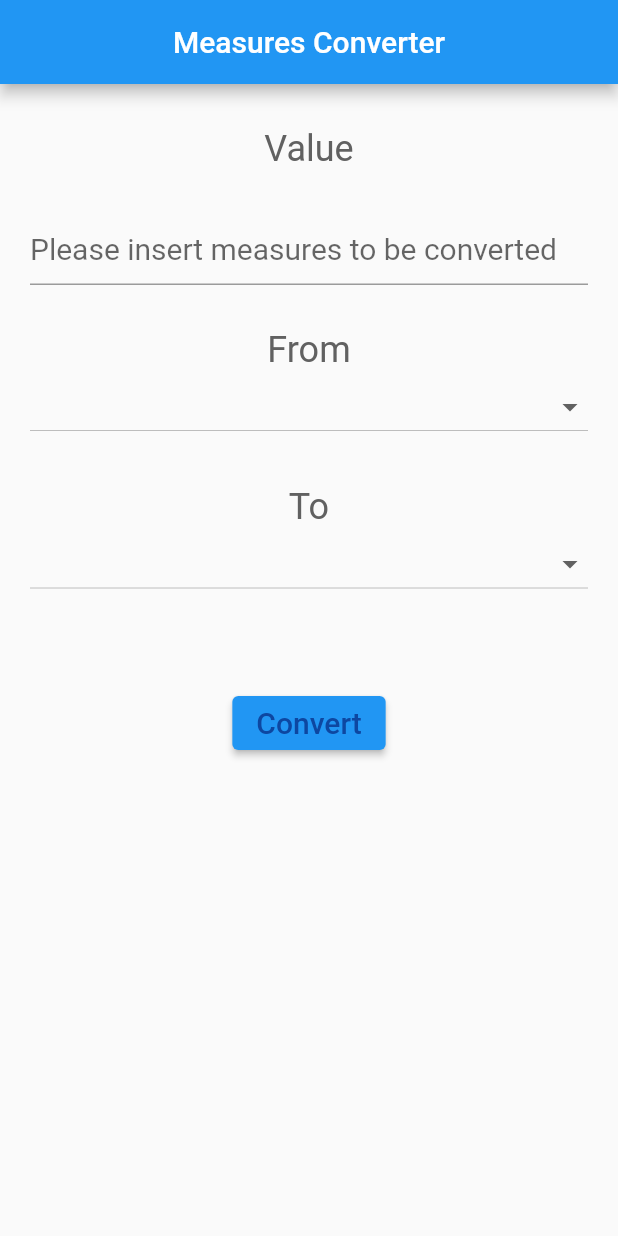
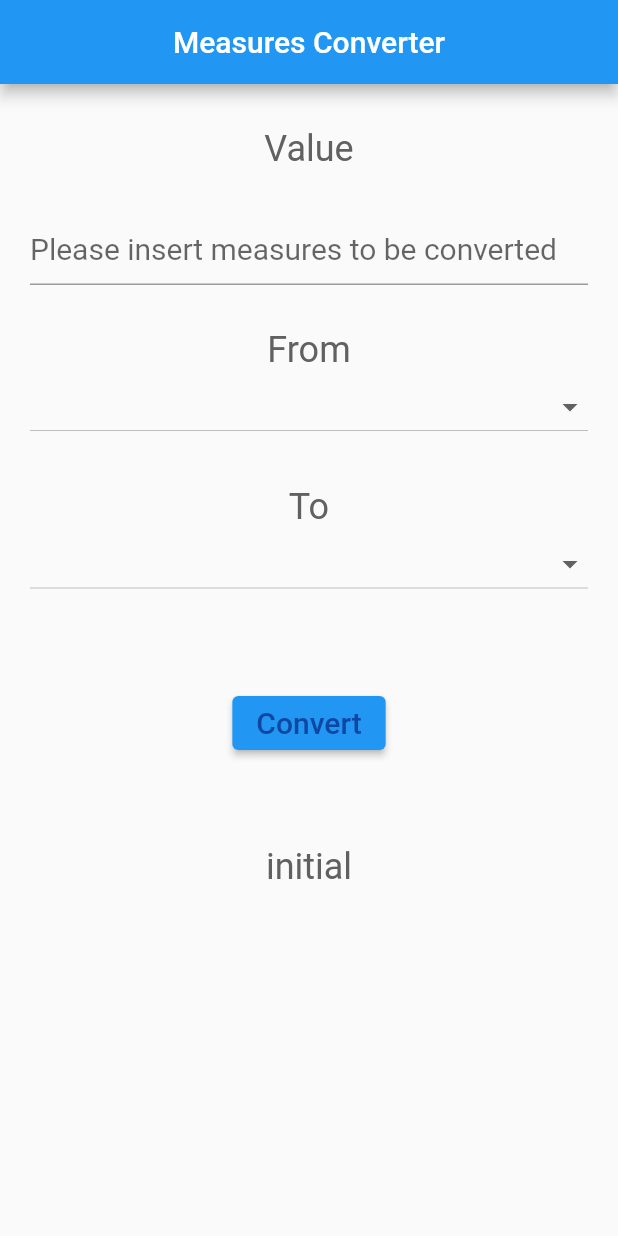
Before and after one commit to sajal48/measures_converver, a Flutter app: the screen it shows after launch, after a tap on "Convert", on a phone screen of 412 x 824 dp. Run offline on Flutter 3.47's test engine with Material 2 defaults, Android fonts, the phone set to English and light mode, and no system bars; our stand-ins replace flutter_bloc.

Commit message:
added BLOC

```diff
--- /dev/null
+++ b/lib/CubitBlock/bloc.dart
@@ -0,0 +1,36 @@
+
+import 'package:flutter_bloc/flutter_bloc.dart';
+
+
+class Calculator extends Cubit<String>{
+  double value;
+  String from;
+  String to;
+  var result;
+  String result_msg;
+  final Map<String,int> _measureMap ={
+    'meters': 0,
+    'kilometers': 1,
+    'gram':2,
+    'kilogram':3,
+    'feet':4,
+    'miles':5,
+    'pounds':6,
+    'ounces':7};
+  final dynamic _formulas = { '0':[1,0.001,0,0,3.28084,0.000621371,0,0], '1':[1000,1,0,0,3280.84,0.621371,0,0], '2':[0,0,1,0.0001,0,0,0.00220462,0.035274], '3':[0,0,1000,1,0,0,2.20462,35.274], '4':[0.3048,0.0003048,0,0,1,0.000189394,0,0], '5':[1609.34, 1.60934,0,0,5280,1,0,0], '6':[0,0,453.592,0.453592,0,0,1,16], '7':[0,0,28.3495,0.0283495,3.28084,0,0.0625, 1], };
+
+  Calculator() : super('initial');
+  void setvalue(double v) => value = v;
+  void setfrom(String s)=> from=s;
+  void setto(String s)=> to=s;
+  void calculate(){
+    int nfrom = _measureMap[from];
+    int nto = _measureMap[to];
+    var multiplier = _formulas[nfrom.toString()][nto];
+    result = value *multiplier;
+    emit('$value $from are $result $to');
+  }
+
+
+
+}
--- a/lib/main.dart
+++ b/lib/main.dart
@@ -1,4 +1,6 @@
 import 'package:flutter/material.dart';
+import 'package:flutter_bloc/flutter_bloc.dart';
+import 'package:measures_converver/CubitBlock/bloc.dart';
 
 void main() {
   runApp(MyApp());
@@ -7,9 +9,12 @@ void main() {
 class MyApp extends StatelessWidget {
   @override
   Widget build(BuildContext context) {
-    return MaterialApp(
+    return BlocProvider(
+  create: (_) => Calculator(),
+  child: MaterialApp(
       home: HomePage(),
-    );
+    ),
+);
   }
 }
 
@@ -21,21 +26,10 @@ class HomePage extends StatefulWidget {
 class _HomePageState extends State<HomePage> {
 
   final List<String> _measures =['meters','kilometers','gram','kilogram','feet','miles','pounds','ounces'];
-  double _numberForm;
-  String _result;
   String _startmeasure;
   String _totmeasure;
-  final Map<String,int> _measureMap ={
-    'meters': 0,
-    'kilometers': 1,
-    'gram':2,
-    'kilogram':3,
-    'feet':4,
-    'miles':5,
-    'pounds':6,
-    'ounces':7};
-  final dynamic _formulas = { '0':[1,0.001,0,0,3.28084,0.000621371,0,0], '1':[1000,1,0,0,3280.84,0.621371,0,0], '2':[0,0,1,0.0001,0,0,0.00220462,0.035274], '3':[0,0,1000,1,0,0,2.20462,35.274], '4':[0.3048,0.0003048,0,0,1,0.000189394,0,0], '5':[1609.34, 1.60934,0,0,5280,1,0,0], '6':[0,0,453.592,0.453592,0,0,1,16], '7':[0,0,28.3495,0.0283495,3.28084,0,0.0625, 1], };
-  final TextStyle inputstyle = TextStyle(
+
+final TextStyle inputstyle = TextStyle(
     fontSize: 20,
     color:Colors.blue[900]
   );
@@ -66,9 +60,7 @@ class _HomePageState extends State<HomePage> {
               var v= double.tryParse(text);
               if(v!=null)
               {
-                setState(() {
-                  _numberForm=v;
-                });
+                context.read<Calculator>().setvalue(v);
               }
             },
           ),
@@ -86,8 +78,9 @@ class _HomePageState extends State<HomePage> {
                 }).toList(),
               onChanged: (value){
                   setState(() {
-                    _startmeasure=value;
+                    _startmeasure = value;
                   });
+                context.read<Calculator>().setfrom(value);
               },
             ),
             Spacer(),
@@ -104,26 +97,26 @@ class _HomePageState extends State<HomePage> {
               }).toList(),
               onChanged: (value){
                 setState(() {
-                  _totmeasure=value;
+                  _totmeasure = value;
                 });
+                context.read<Calculator>().setto(value);
               },
             ),
             Spacer(flex: 2,),
             ElevatedButton(
               child: Text("Convert",style: inputstyle,),
               onPressed: (){
-                if(_startmeasure.isEmpty||_totmeasure.isEmpty){
-                  return;
-                }
-                else{
-                  converter(_numberForm, _startmeasure, _totmeasure);
-                }
+                context.read<Calculator>().calculate();
               },
             ),
             Spacer(flex: 2,),
-            Text(
-                (_result == null)?"": _result,
-            style: labelStyle,),
+            BlocBuilder<Calculator, String>(
+             builder: (context, state) {
+              return Text(
+                (state== null)?"": state,
+            style: labelStyle,);
+  },
+),
             Spacer(flex: 8,),
           ],
         ),
@@ -131,23 +124,4 @@ class _HomePageState extends State<HomePage> {
     );
   }
 
-  void converter(double value,String from,String to){
-    int nfrom = _measureMap[from];
-    int nto = _measureMap[to];
-    var multiplier =_formulas[nfrom.toString()][nto];
-    print(multiplier);
-
-    var result = value*multiplier;
-    if(result ==0){
-      _result ="This can not be done";
-    }
-    else{
-      _result ='${_numberForm.toString()} $_startmeasure are $result $_totmeasure';
-
-    }
-    setState(() {
-      _result =_result;
-    });
-
-  }
 }
--- a/pubspec.yaml
+++ b/pubspec.yaml
@@ -28,6 +28,8 @@ dependencies:
   # The following adds the Cupertino Icons font to your application.
   # Use with the CupertinoIcons class for iOS style icons.
   cupertino_icons: ^1.0.2
+  flutter_bloc: ^7.0.0
+  equatable: ^2.0.0
 
 dev_dependencies:
   flutter_test:
```
Also changed, not shown: pubspec.lock.
